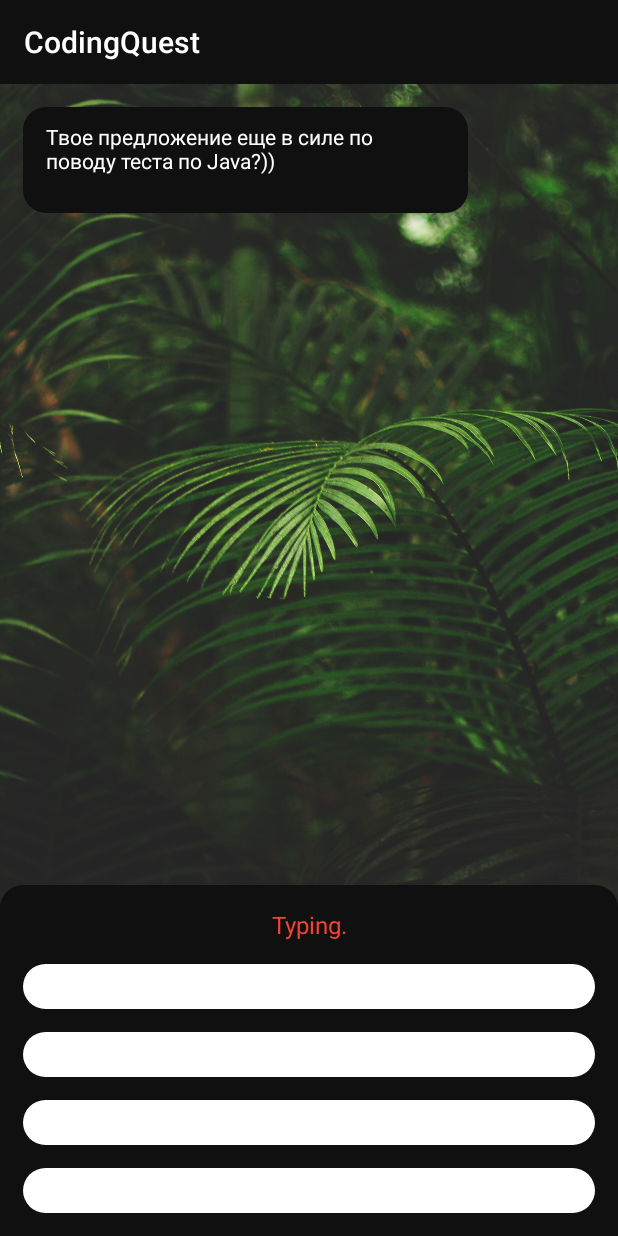
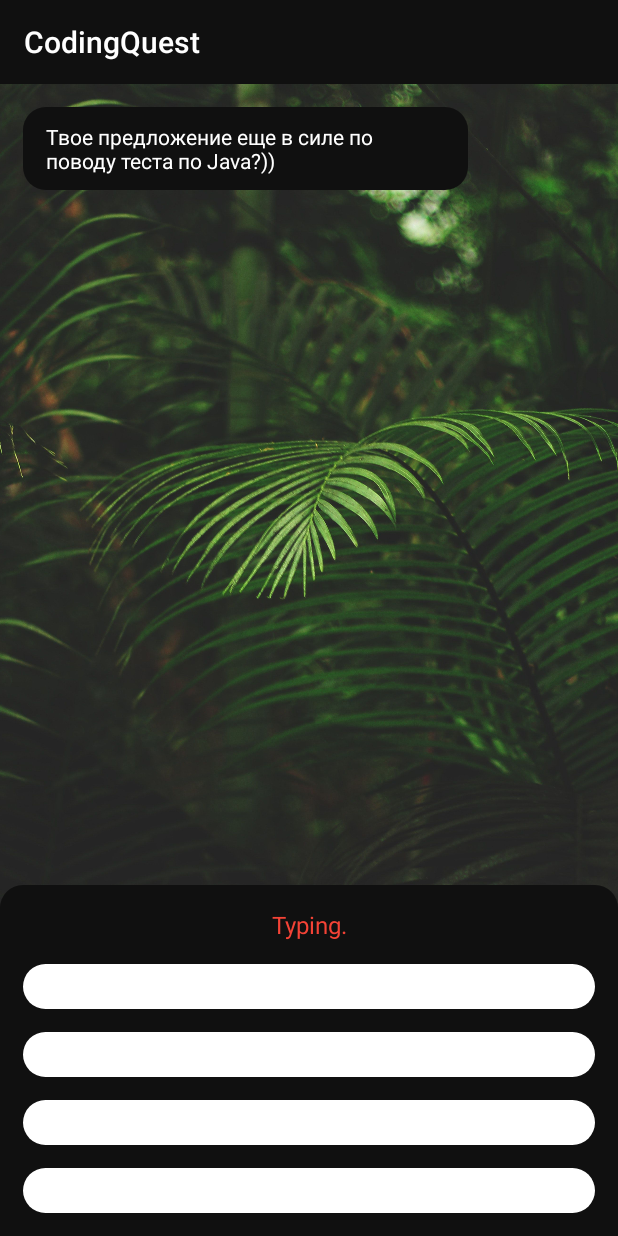
Before and after one commit to LinqCod/coding-quest, an Android app: the QuestActivity screen opened directly, with no data from a screen before it, on a phone screen of 412 x 824 dp. Run offline under Robolectric (Android 15) with nearby library versions, the light colour scheme and no system bars.

Commit message:
fixed-onBindViewHolder

```diff
--- a/app/src/main/java/com/linqcod/codingquest/ChatAdapter.java
+++ b/app/src/main/java/com/linqcod/codingquest/ChatAdapter.java
@@ -1,7 +1,6 @@
 package com.linqcod.codingquest;
 
 import android.content.Context;
-import android.util.Log;
 import android.view.LayoutInflater;
 import android.view.View;
 import android.view.ViewGroup;
@@ -30,7 +29,7 @@ public class ChatAdapter extends RecyclerView.Adapter<ChatAdapter.ChatViewHolder
     @Override
     public ChatViewHolder onCreateViewHolder(@NonNull ViewGroup parent, int viewType) {
         LayoutInflater inflater = LayoutInflater.from(context);
-        View view = null;
+        View view = inflater.inflate(R.layout.friend_msg_box, parent, false);
         if(viewType == MSG_TYPE_FRIEND) {
             view = inflater.inflate(R.layout.friend_msg_box, parent, false);
         }
@@ -42,8 +41,10 @@ public class ChatAdapter extends RecyclerView.Adapter<ChatAdapter.ChatViewHolder
 
     @Override
     public void onBindViewHolder(@NonNull ChatViewHolder holder, int position) {
-        holder.msgTV.setText(messages.get(position).getContent());
-        if(messages.get(holder.getAdapterPosition()).getUserId() == 0 && messages.get(holder.getAdapterPosition()).getImageUri() != null) holder.imageIV.setImageResource(messages.get(position).getImageUri());
+        holder.msgTV.setText(messages.get(holder.getAdapterPosition()).getContent());
+        holder.imageIV.setImageResource(messages.get(holder.getAdapterPosition()).getImageUri());
+        if(!messages.get(holder.getAdapterPosition()).isHasImage()) holder.imageIV.setVisibility(View.GONE);
+        else holder.imageIV.setVisibility(View.VISIBLE);
     }
 
     @Override
@@ -65,7 +66,6 @@ public class ChatAdapter extends RecyclerView.Adapter<ChatAdapter.ChatViewHolder
 
         public ChatViewHolder(@NonNull View itemView) {
             super(itemView);
-
             msgTV = itemView.findViewById(R.id.textMsg);
             imageIV = itemView.findViewById(R.id.imageMsg);
         }
--- a/app/src/main/java/com/linqcod/codingquest/Message.java
+++ b/app/src/main/java/com/linqcod/codingquest/Message.java
@@ -3,11 +3,11 @@ package com.linqcod.codingquest;
 public class Message {
 
     private String content;
-    private Integer imageUri;
+    private int imageUri;
     private int userId;
     private boolean hasImage;
 
-    public Message(String content, Integer imageUri, int userId, boolean hasImage) {
+    public Message(String content, int imageUri, int userId, boolean hasImage) {
         this.content = content;
         this.imageUri = imageUri;
         this.userId = userId;
@@ -22,7 +22,7 @@ public class Message {
         this.content = content;
     }
 
-    public Integer getImageUri() {
+    public int getImageUri() {
         return imageUri;
     }
 
--- a/app/src/main/java/com/linqcod/codingquest/QuestActivity.java
+++ b/app/src/main/java/com/linqcod/codingquest/QuestActivity.java
@@ -45,11 +45,13 @@ public class QuestActivity extends AppCompatActivity {
         new Thread() {
             @Override
             public void run() {
-                startTyping(new Message("Твое предложение еще в силе по поводу теста по Java?))", null, 0, false));
-                startTyping(new Message("Отлично, скоро кину первое задание!)", null, 0, false));
+                startTyping(new Message("Твое предложение еще в силе по поводу теста по Java?))", R.drawable.test_photo, 0, false));
+                startTyping(new Message("Отлично, скоро кину первое задание!)", R.drawable.test_photo, 0, false));
+                startTyping(new Message("Отлично, скоро кину первое задание!)", R.drawable.test_photo, 1, false));
                 startTyping(new Message("awdwdw", R.drawable.q_10, 0, true));
                 startTyping(new Message("1!", R.drawable.q_4, 0, true));
                 startTyping(new Message("2!", R.drawable.q_5, 0, true));
+                startTyping(new Message("Отлично, скоро кину первое задание!)", R.drawable.test_photo, 1, false));
                 startTyping(new Message("3!", R.drawable.q_6, 0, true));
                 startTyping(new Message("4!", R.drawable.q_8, 0, true));
                 startTyping(new Message("5", R.drawable.q_9, 0, true));
@@ -94,7 +96,7 @@ public class QuestActivity extends AppCompatActivity {
             public void run() {
                  chatAdapter.notifyItemInserted(messages.size()-1);
 //                chatAdapter.notifyDataSetChanged();
-//                recyclerView.getLayoutManager().scrollToPosition(messages.size()-1);
+                 recyclerView.getLayoutManager().scrollToPosition(messages.size()-1);
             }
         });
     }
```
Also changed, not shown: app/src/main/res/layout/player_msg_box.xml (+9 -0 lines).
